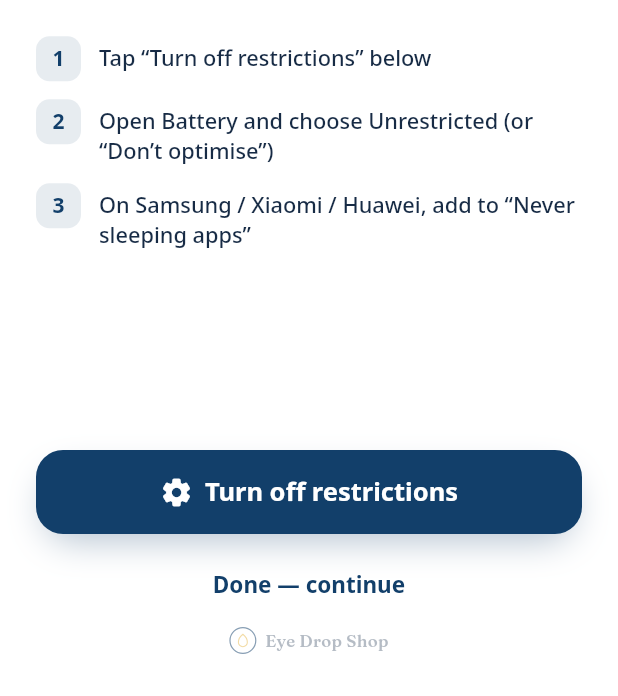
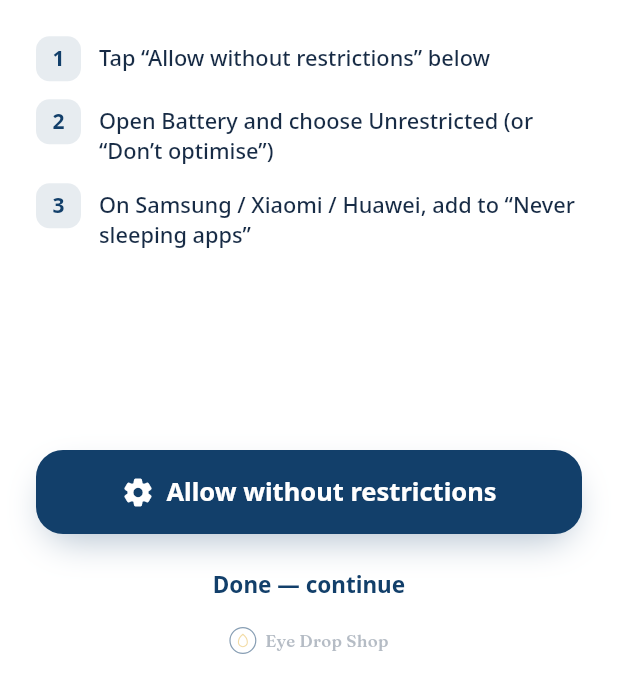
Before and after one commit to WaseemMirzaa/EDS, a Flutter app: the BatteryPermissionScreen screen opened directly, on a phone screen of 412 x 824 dp, the part 540-1236 px from its top. Run offline on Flutter 3.47's test engine with Material 3 defaults, Android fonts, the phone set to English and light mode, and no system bars; our stand-ins replace flutter_local_notifications, flutter_timezone, google_fonts, pdf, printing, share_plus and 2 more; accounts and stored records are empty.

Commit message:
Show the no-restrictions reliability gate on iOS too
Previously Android-only. Now it appears after the notification screen on both
platforms, with platform-adaptive copy: iOS guides Allow Notifications +
Time-Sensitive + Focus / Low Power Mode; Android guides unrestricted battery.

Co-Authored-By: Claude Opus 4.8 <noreply@anthropic.com>

```diff
--- a/drop_tracker/lib/app.dart
+++ b/drop_tracker/lib/app.dart
@@ -1,5 +1,3 @@
-import 'dart:io';
-
 import 'package:flutter/material.dart';
 import 'package:provider/provider.dart';
 
@@ -80,9 +78,9 @@ class _RootGateState extends State<_RootGate> with WidgetsBindingObserver {
     if (!store.loaded || !auth.loaded || !_splashElapsed) {
       return const SplashScreen();
     }
-    // Gated flow: notifications → battery (Android) → auth → onboarding → home.
+    // Gated flow: notifications → no-restrictions (iOS & Android) → auth → …
     if (!auth.permissionsDone) return const PermissionScreen();
-    if (Platform.isAndroid && !auth.batteryDone) return const BatteryPermissionScreen();
+    if (!auth.batteryDone) return const BatteryPermissionScreen();
     if (!auth.signedIn) return const AuthFlow();
     if (!store.user.onboarded) return const OnboardingScreen();
     return const HomeShell();
--- a/drop_tracker/lib/screens/battery_permission_screen.dart
+++ b/drop_tracker/lib/screens/battery_permission_screen.dart
@@ -10,22 +10,26 @@ import '../theme/brand.dart';
 import '../widgets/common.dart';
 import '../widgets/drop_logo.dart';
 
-/// Android-only gate shown right after the notification screen. Guides the
-/// user to turn off battery restrictions so scheduled reminders aren't killed
-/// by the OS (Proposal §04). iOS never reaches this screen.
+/// Mandatory "no restrictions" gate shown right after the notification screen,
+/// on BOTH platforms. Guides the user to let reminders run unrestricted so
+/// scheduled doses aren't delayed or dropped (Proposal §04):
+///  • iOS   → Time-Sensitive alerts + Focus + Low Power
+///  • Android → unrestricted battery usage
 class BatteryPermissionScreen extends StatelessWidget {
   const BatteryPermissionScreen({super.key});
 
   Future<void> _openSettings(BuildContext context) async {
-    // Best-effort: opens the app's system settings page where "Unrestricted"
-    // battery usage lives. (A real ignore-battery-optimizations intent is wired
-    // with a platform channel in M2.)
+    // iOS → app settings (Notifications live here); Android → app details
+    // page where "Unrestricted" battery usage lives.
+    final uri = Uri.parse(Platform.isIOS ? 'app-settings:' : 'package:');
     try {
-      await launchUrl(Uri.parse('package:'), mode: LaunchMode.externalApplication);
+      await launchUrl(uri, mode: LaunchMode.externalApplication);
     } catch (_) {
       if (context.mounted) {
         ScaffoldMessenger.of(context).showSnackBar(
-          const SnackBar(content: Text('Open Settings ▸ Apps ▸ Drop Tracker ▸ Battery.')),
+          SnackBar(content: Text(Platform.isIOS
+              ? 'Open Settings ▸ Drop Tracker ▸ Notifications.'
+              : 'Open Settings ▸ Apps ▸ Drop Tracker ▸ Battery.')),
         );
       }
     }
@@ -33,6 +37,7 @@ class BatteryPermissionScreen extends StatelessWidget {
 
   @override
   Widget build(BuildContext context) {
+    final isIOS = Platform.isIOS;
     return Scaffold(
       body: SafeArea(
         child: Padding(
@@ -46,22 +51,31 @@ class BatteryPermissionScreen extends StatelessWidget {
                 height: 84,
                 decoration: const BoxDecoration(color: BrandColors.cloud, shape: BoxShape.circle),
                 alignment: Alignment.center,
-                child: const Icon(Icons.battery_charging_full_rounded, size: 40, color: BrandColors.primary),
+                child: Icon(isIOS ? Icons.notifications_active_rounded : Icons.battery_charging_full_rounded,
+                    size: 40, color: BrandColors.primary),
               ),
               const Gap(28),
               Text('Keep reminders reliable', style: AppTypography.display(32, weight: FontWeight.w700)),
               const Gap(12),
               Text(
-                'Android can pause background apps to save power, which may delay or drop your dose reminders. Allow Drop Tracker to run unrestricted so alerts always arrive on time.',
+                isIOS
+                    ? 'iOS can hold back notifications during Focus or Low Power Mode, which may delay a dose reminder. Allow Drop Tracker to alert you without restrictions so reminders always break through.'
+                    : 'Android can pause background apps to save power, which may delay or drop your dose reminders. Allow Drop Tracker to run unrestricted so alerts always arrive on time.',
                 style: AppTypography.body(16, weight: FontWeight.w500, color: BrandColors.inkSoft, height: 1.5),
               ),
               const Gap(24),
-              _step(1, 'Tap “Turn off restrictions” below'),
-              _step(2, 'Open Battery and choose Unrestricted (or “Don’t optimise”)'),
-              _step(3, 'On Samsung / Xiaomi / Huawei, add to “Never sleeping apps”'),
+              if (isIOS) ...[
+                _step(1, 'Tap “Allow without restrictions” below'),
+                _step(2, 'Turn on Allow Notifications and Time-Sensitive Notifications'),
+                _step(3, 'Add Drop Tracker to any Focus so alerts still come through, and avoid relying on Low Power Mode'),
+              ] else ...[
+                _step(1, 'Tap “Allow without restrictions” below'),
+                _step(2, 'Open Battery and choose Unrestricted (or “Don’t optimise”)'),
+                _step(3, 'On Samsung / Xiaomi / Huawei, add to “Never sleeping apps”'),
+              ],
               const Spacer(flex: 3),
               PrimaryButton(
-                label: 'Turn off restrictions',
+                label: 'Allow without restrictions',
                 icon: Icons.settings_rounded,
                 onPressed: () => _openSettings(context),
               ),
@@ -112,6 +126,3 @@ class BatteryPermissionScreen extends StatelessWidget {
     );
   }
 }
-
-/// Guard so callers can cheaply check whether this step applies.
-bool get batteryStepApplies => Platform.isAndroid;
```
